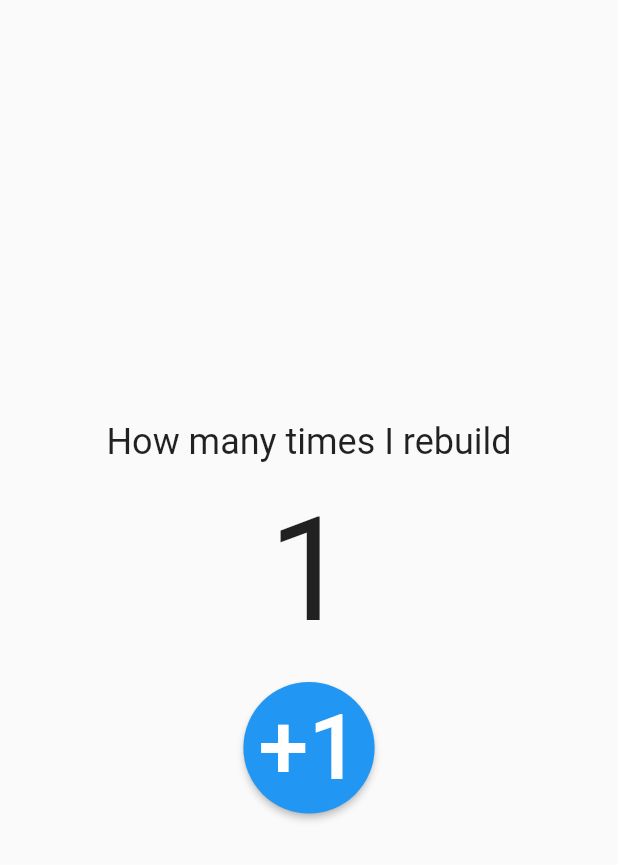
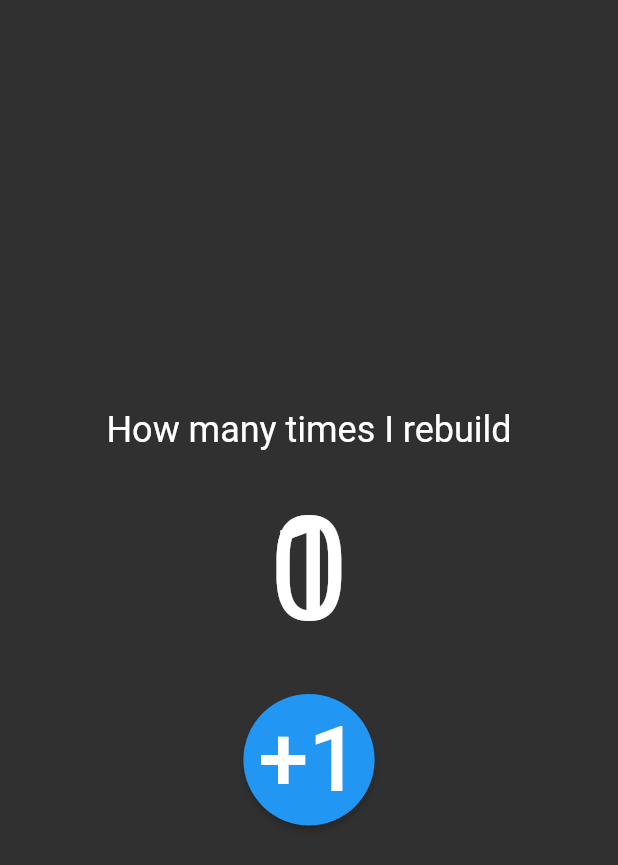
Before and after one commit to VincentAuguin/inkrement, a Flutter app: the screen it shows after launch, after a tap on "+1", on a phone screen of 412 x 824 dp. Shown: the top 865 px of the screen. Run offline on Flutter 3.47's test engine with Material 2 defaults, Android fonts, the phone set to English and light mode, and no system bars; our stand-ins replace animated_text_kit.

Commit message:
feat: increment a static counter

```diff
--- /dev/null
+++ b/lib/counter/bump_text.dart
@@ -0,0 +1,114 @@
+import 'dart:async';
+
+import 'package:flutter/material.dart';
+
+class BumpIntText extends StatefulWidget {
+  const BumpIntText({Key? key, required this.value, this.textStyle})
+      : super(key: key);
+
+  final int value;
+
+  final TextStyle? textStyle;
+
+  @override
+  State<StatefulWidget> createState() => _BumpIntTextState();
+}
+
+class _BumpIntTextState extends State<BumpIntText>
+    with SingleTickerProviderStateMixin {
+  static const Duration ANIMATION_DURATION = Duration(milliseconds: 750);
+
+  late final AnimationController _controller = AnimationController(
+    duration: ANIMATION_DURATION,
+    vsync: this,
+  );
+  late final Animation<Offset> _offsetAnimation = Tween<Offset>(
+    begin: Offset.zero,
+    end: const Offset(0.0, -0.5),
+  ).animate(CurvedAnimation(
+    parent: _controller,
+    curve: Curves.easeOutExpo,
+  ));
+  late final Animation<double> _previousValueOpacityAnimation = Tween<double>(
+    begin: 1.0,
+    end: 0.0,
+  ).animate(CurvedAnimation(
+    parent: _controller,
+    curve: Curves.easeOutExpo,
+  ));
+  late bool _widgetNeverBumped;
+  late String _previousValue;
+  late double _actualValueOpacity;
+
+  void _bump() {
+    // Trigger bump animations
+    if (_actualValueOpacity == 0.0) {
+      Timer(
+          Duration(
+              milliseconds: (ANIMATION_DURATION.inMilliseconds * 0.3).toInt()),
+          () {
+        setState(() {
+          _actualValueOpacity = 1.0;
+          _widgetNeverBumped = false;
+        });
+      });
+      if (!_widgetNeverBumped) {
+        _controller
+          ..reset()
+          ..forward();
+      }
+    }
+  }
+
+  @override
+  void initState() {
+    super.initState();
+    _previousValue = "";
+    _actualValueOpacity = 1.0;
+    _widgetNeverBumped = true;
+  }
+
+  @override
+  void didUpdateWidget(covariant BumpIntText oldWidget) {
+    super.didUpdateWidget(oldWidget);
+    setState(() {
+      _previousValue = oldWidget.value.toString();
+      _actualValueOpacity = 0.0;
+    });
+  }
+
+  @override
+  void dispose() {
+    _controller.dispose();
+    super.dispose();
+  }
+
+  @override
+  Widget build(BuildContext context) {
+    _bump();
+
+    TextStyle effectiveTextStyle =
+        widget.textStyle ?? DefaultTextStyle.of(context).style;
+
+    return Center(
+        child: Stack(
+      children: [
+        FadeTransition(
+            opacity: _previousValueOpacityAnimation,
+            child: SlideTransition(
+                position: _offsetAnimation,
+                child: Text(
+                  _previousValue.toString(),
+                  style: effectiveTextStyle,
+                  textAlign: TextAlign.center,
+                ))),
+        Opacity(
+            opacity: _actualValueOpacity,
+            child: Text(
+              widget.value.toString(),
+              style: effectiveTextStyle,
+            ))
+      ],
+    ));
+  }
+}
--- a/lib/counter/counterWidget.dart
+++ b/lib/counter/counter.dart
@@ -1,4 +1,6 @@
+import 'package:animated_text_kit/animated_text_kit.dart';
 import 'package:flutter/material.dart';
+import 'package:inkrement/counter/bump_text.dart';
 
 class Counter extends StatefulWidget {
   const Counter({Key? key, required this.title, required this.count})
@@ -30,12 +32,12 @@
           widget.title,
           style: const TextStyle(fontSize: 24),
         ),
-        const SizedBox(height: 16),
-        Text(
-          _count.toString(),
-          style: const TextStyle(fontSize: 96),
+        const SizedBox(height: 24),
+        BumpIntText(
+          value: _count,
+          textStyle: const TextStyle(fontSize: 96),
         ),
-        const SizedBox(height: 16),
+        const SizedBox(height: 24),
         ElevatedButton(
             onPressed: _increment,
             style: ElevatedButton.styleFrom(
--- a/lib/main.dart
+++ b/lib/main.dart
@@ -1,6 +1,7 @@
 import 'package:flutter/material.dart';
 import 'package:flutter/services.dart';
-import 'package:inkrement/counter/counterWidget.dart';
+import 'package:inkrement/counter/counter.dart';
+import 'package:inkrement/theme/theme.dart';
 
 void main() {
   runApp(const MyApp());
@@ -17,9 +18,7 @@
     ]);
     return MaterialApp(
       title: 'Flutter Demo',
-      theme: ThemeData(
-        primarySwatch: Colors.blue,
-      ),
+      theme: getTheme(),
       home: const Scaffold(
         body:
             Center(child: Counter(title: "How many times I rebuild", count: 0)),
--- /dev/null
+++ b/lib/theme/theme.dart
@@ -0,0 +1,3 @@
+import 'package:flutter/material.dart';
+
+ThemeData getTheme() => ThemeData.dark();
--- a/pubspec.yaml
+++ b/pubspec.yaml
@@ -29,7 +29,7 @@
 dependencies:
   flutter:
     sdk: flutter
-
+  animated_text_kit: ^4.2.1
 
   # The following adds the Cupertino Icons font to your application.
   # Use with the CupertinoIcons class for iOS style icons.
```
Also changed, not shown: pubspec.lock.
